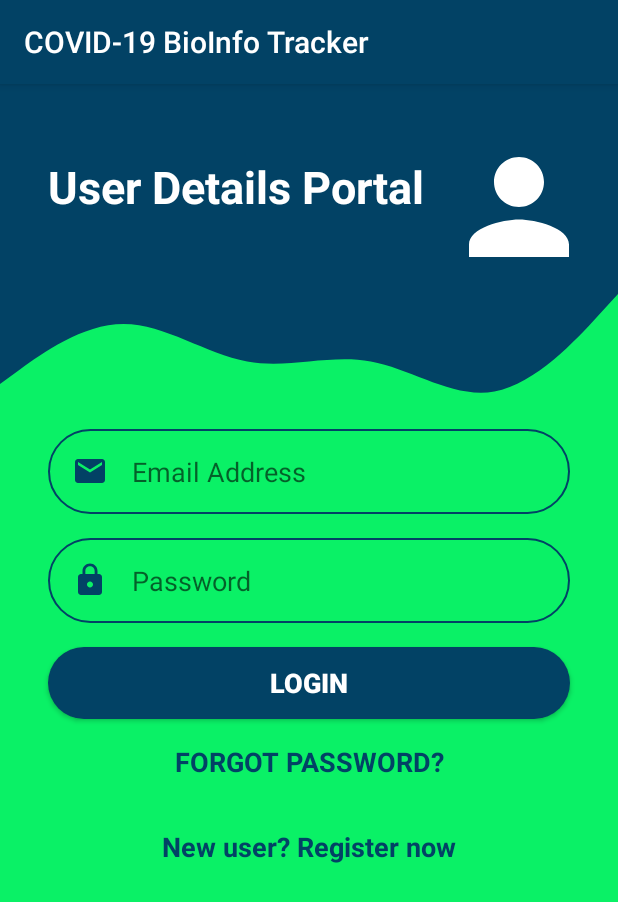
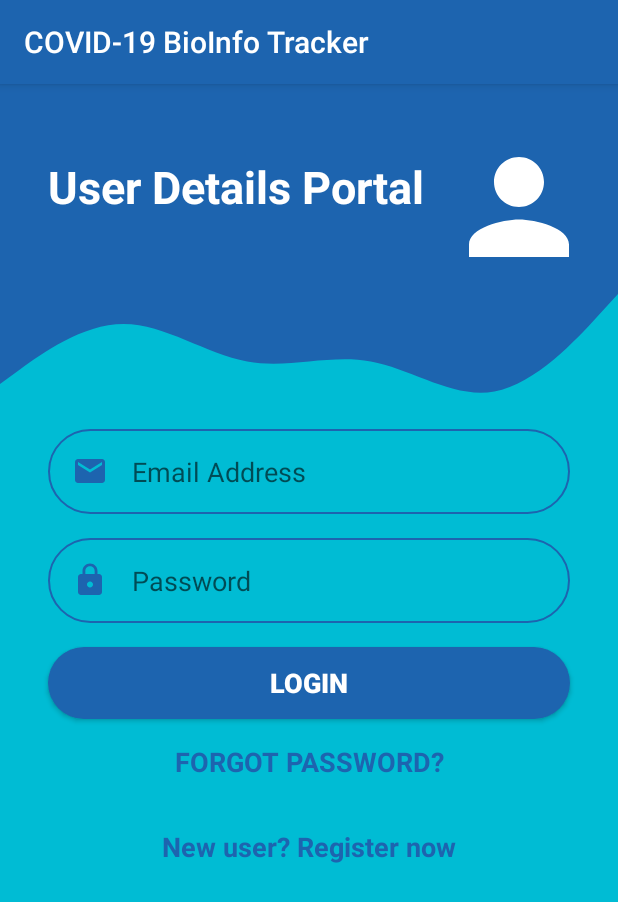
Before and after one commit to Subham369/COVID-19_BioInfo_Tracker, an Android app: the screen it shows after launch (UserDetails), on a phone screen of 412 x 824 dp. Shown: the top 902 px of the screen. Run offline under Robolectric (Android 15) with nearby library versions, the phone set to English and light mode, and no system bars; our stand-ins replace Firebase (no records; nobody signed in at launch, a user with empty details on screens opened directly).

Commit message:
Updated Feature

```diff
--- a/app/src/main/java/com/example/covid_19bioinfotracker/FundActivity.java
+++ b/app/src/main/java/com/example/covid_19bioinfotracker/FundActivity.java
@@ -41,6 +41,9 @@ public class FundActivity extends AppCompatActivity {
                 payUsingUPI(amount_txt,note_text,name_txt,upi_txt);
             }
         });
+        getSupportActionBar().setTitle("PM SUPPORT");
+        getSupportActionBar().setDisplayHomeAsUpEnabled(true);
+        getSupportActionBar().setDisplayShowHomeEnabled(true);
     }
 
     private void payUsingUPI(String amount_txt, String note_text, String name_txt, String upi_txt) {
--- a/app/src/main/java/com/example/covid_19bioinfotracker/TrackerActivity.java
+++ b/app/src/main/java/com/example/covid_19bioinfotracker/TrackerActivity.java
@@ -47,6 +47,9 @@ public class TrackerActivity extends AppCompatActivity {
     pieChart=findViewById(R.id.pieChart);
     scrollView=findViewById(R.id.scrollStats);
     fetchData();
+        getSupportActionBar().setTitle("TRACKER");
+        getSupportActionBar().setDisplayHomeAsUpEnabled(true);
+        getSupportActionBar().setDisplayShowHomeEnabled(true);
 }
 
     private void fetchData() {
--- a/app/src/main/res/layout/activity_user_details.xml
+++ b/app/src/main/res/layout/activity_user_details.xml
@@ -4,7 +4,7 @@
     xmlns:app="http://schemas.android.com/apk/res-auto"
     xmlns:tools="http://schemas.android.com/tools"
     android:layout_width="match_parent"
-    android:background="#0AF166"
+    android:background="#00BCD4"
     android:layout_height="match_parent"
     tools:context=".UserDetails">
 
--- a/app/src/main/res/values/colors.xml
+++ b/app/src/main/res/values/colors.xml
@@ -1,7 +1,7 @@
 <?xml version="1.0" encoding="utf-8"?>
 <resources>
-    <color name="colorPrimary">#024265</color>
-    <color name="colorPrimaryDark">#024265</color>
+    <color name="colorPrimaryDark">#0A74E7</color>
+    <color name="colorPrimary">#1D64AF</color>
     <color name="color_one">#fb7268</color>
     <color name="colorAccent">#05af9b</color>
     <color name="color_white">#ededf2</color>
@@ -14,4 +14,5 @@
     <color name="red">#CE0700</color>
     <color name="black">#191819</color>
     <color name="white">#f7f6f9</color>
+    <color name="part1">#CE0700</color>
 </resources>
```
